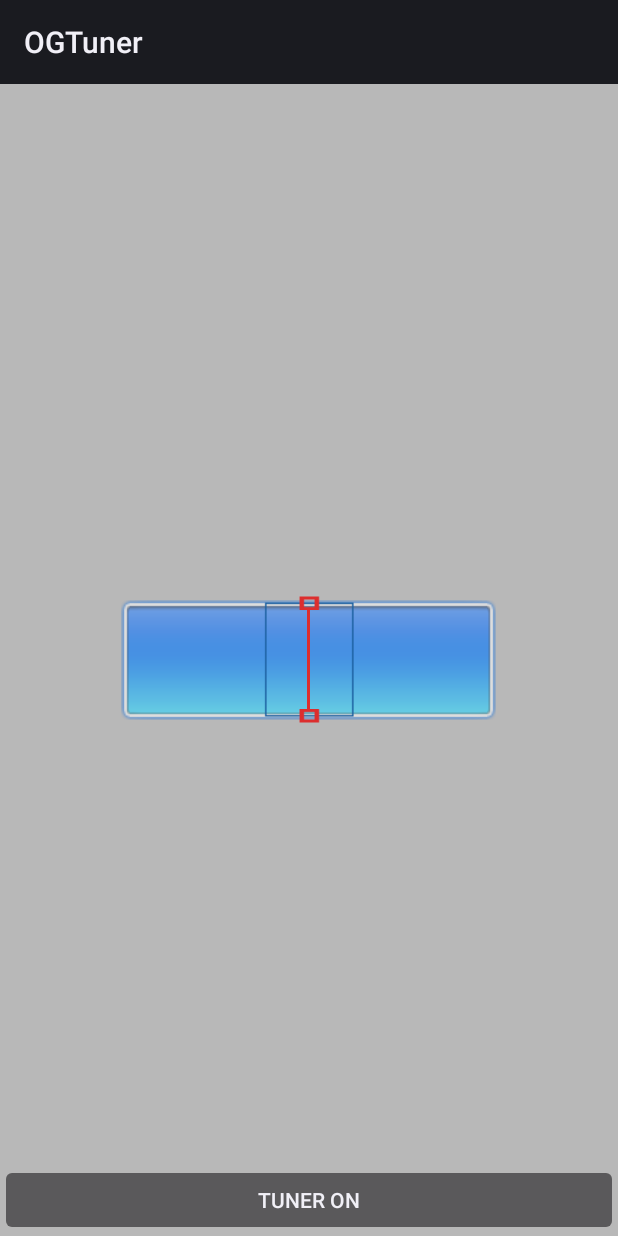
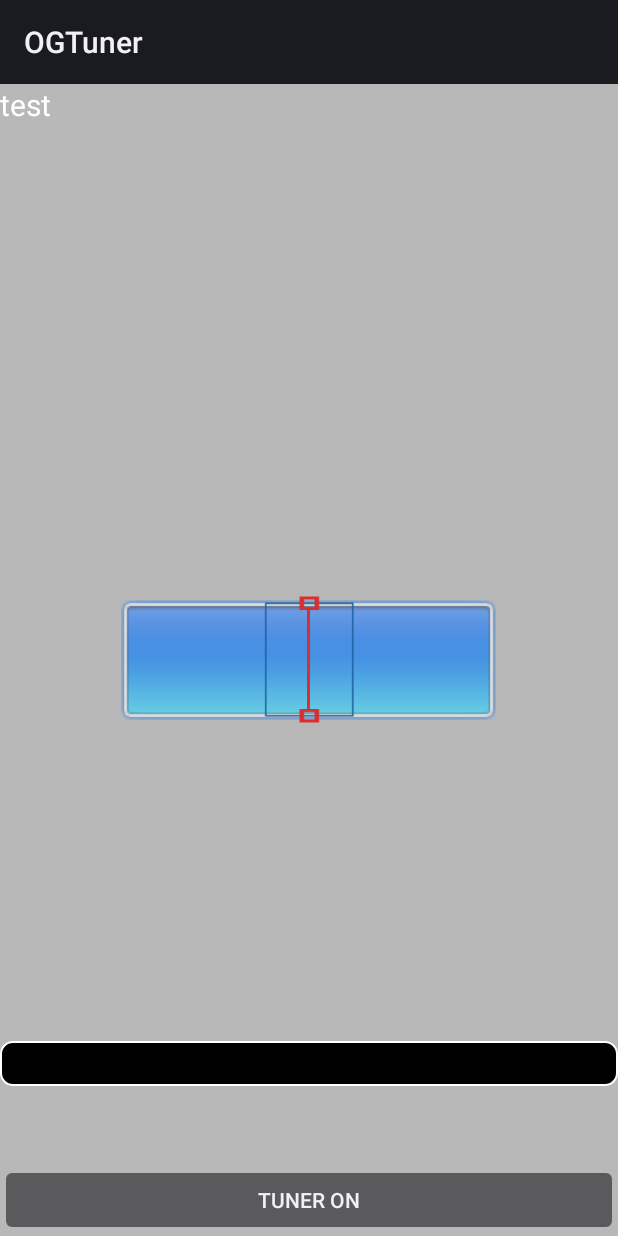
Before and after one commit to sw5813/pitchDetector, an Android app: the screen it shows after launch (Main), after a tap on "TUNER OFF", on a phone screen of 412 x 824 dp. Run offline under Robolectric (Android 15) with nearby library versions, the phone set to English and light mode, and no system bars; libraries missing offline, so code that uses them is left out: com.loopj.android; 1 other tap on this screen came first.

Commit message:
detect volume

```diff
--- a/app/build.gradle
+++ b/app/build.gradle
@@ -21,3 +21,16 @@ android {
         }
     }
 }
+
+// is this section necessary?
+repositories {
+    mavenCentral()
+    flatDir {
+        dirs 'libs'
+    }
+}
+
+dependencies {
+    compile fileTree(dir: 'libs', include: ['*.jar'])
+    compile 'com.loopj.android:android-async-http:1.4.6'
+}
--- a/app/src/main/java/com/jordanro/guitarweirdo/tuner/activities/Main.java
+++ b/app/src/main/java/com/jordanro/guitarweirdo/tuner/activities/Main.java
@@ -1,7 +1,13 @@
 package com.jordanro.guitarweirdo.tuner.activities;
 
 import android.app.Activity;
+import android.content.Context;
+import android.media.AudioFormat;
+import android.media.AudioManager;
+import android.media.AudioRecord;
+import android.media.MediaRecorder;
 import android.os.Bundle;
+import android.os.Environment;
 import android.os.Handler;
 import android.view.View;
 import android.view.animation.Animation;
@@ -11,6 +17,22 @@ import android.media.MediaPlayer;
 import com.jordanro.guitarweirdo.tuner.R;
 import com.jordanro.guitarweirdo.tuner.uiUtil.AnimationFactory;
 import com.jordanro.guitarweirdo.tuner.audioUtil.TunerEngine;
+import com.loopj.android.http.JsonHttpResponseHandler;
+import com.loopj.android.http.RequestParams;
+import android.text.format.Time;
+import android.widget.Toast;
+
+import org.json.JSONArray;
+import org.json.JSONException;
+import org.json.JSONObject;
+
+import java.io.BufferedOutputStream;
+import java.io.DataOutputStream;
+import java.io.File;
+import java.io.FileOutputStream;
+import java.io.IOException;
+import java.util.ArrayList;
+import java.util.List;
 
 /**
  * User: Yarden
@@ -33,11 +55,21 @@ public class Main extends Activity {
 	View animator;
     TextView leftV,centerV,rightV;
     boolean firstUpdate;
-    public static final int DEAFULT_TRANSFORM_DURATION = 150;
-    public static final int DEAFULT_ALPHA_DURATION = 70;
+    public static final int DEFAULT_TRANSFORM_DURATION = 150;
+    public static final int DEFAULT_ALPHA_DURATION = 70;
 
     Button toggleTuner;
     String tuner_on,tuner_off;
+
+    ArrayList<String> noteslist = new ArrayList<String>();
+
+    // Volume Detection
+    public static final int SAMPLE_RATE = 16000;
+
+    private AudioRecord mRecorder;
+    private File mRecording;
+    private short[] mBuffer;
+    private boolean mIsRecording = false;
 
 
     @Override
@@ -61,10 +93,15 @@ public class Main extends Activity {
             public void onClick(View view) {
                 toggleTunerState(start);
                 start = !start;
+                mIsRecording = !mIsRecording;
+                mRecorder.startRecording();
+                mRecording = getFile("raw");
+                startBufferedWrite(mRecording);
             }
+		});
 
-
-		});
+        // Volume Detection
+        initRecorder();
 
 	}
 
@@ -80,6 +117,14 @@ public class Main extends Activity {
             tuner.close();
         }
         super.onPause();
+    }
+
+    private void initRecorder() {
+        int bufferSize = AudioRecord.getMinBufferSize(SAMPLE_RATE, AudioFormat.CHANNEL_IN_MONO,
+                AudioFormat.ENCODING_PCM_16BIT);
+        mBuffer = new short[bufferSize];
+        mRecorder = new AudioRecord(MediaRecorder.AudioSource.MIC, SAMPLE_RATE, AudioFormat.CHANNEL_IN_MONO,
+                AudioFormat.ENCODING_PCM_16BIT, bufferSize);
     }
 
     int defaultColor;
@@ -115,13 +160,56 @@ public class Main extends Activity {
         }
 
     }
-    Animation fadeIn  = AnimationFactory.getAnimation(AnimationFactory.FADE_IN,DEAFULT_ALPHA_DURATION);
+    Animation fadeIn  = AnimationFactory.getAnimation(AnimationFactory.FADE_IN,DEFAULT_ALPHA_DURATION);
     Animation fadeIn50  = AnimationFactory.getAnimation(AnimationFactory.FADE_IN_50,300);
     Animation fadeOut  = AnimationFactory.getAnimation(AnimationFactory.FADE_OUT,10);
     Animation fadeOut50  = AnimationFactory.getAnimation(AnimationFactory.FADE_OUT_50,300);
     int previousOffset = 0;
     int currentFrameIndex = 1;
     int numFrames = 12;
+
+    private void sendToServer(String note) {
+        noteslist.add(note);
+        TextView notes = (TextView)findViewById(R.id.notes);
+        notes.setText(noteslist.toString());
+        // Create playlist with EchoNest Api
+        /*
+        RequestParams en_params = new RequestParams();
+        en_params.put("note", note);
+        EchoNestApi.get("song/search", en_params, new JsonHttpResponseHandler() {
+            @Override
+            public void onSuccess(int statusCode, Header[] headers, JSONObject response) {
+                super.onSuccess(statusCode, headers, response);
+
+                // extract names and artists from echonest
+                try {
+                    JSONArray songs = response.getJSONObject("response").getJSONArray("songs");
+                    for (int i = 0; i < songs.length(); i++) {
+                        JSONObject song = songs.getJSONObject(i);
+                        String[] potential_song = {song.get("title").toString(), song.get("artist_name").toString()};
+                        en_potential_songs.add(potential_song);
+                    }
+                } catch (JSONException e) {
+                    e.printStackTrace();
+                }
+
+                // Determine which of those songs are available on Spotify
+                for (int i = 0; i < en_potential_songs.size(); i++) {
+                    String title = en_potential_songs.get(i)[0];
+                    String artist = en_potential_songs.get(i)[1];
+                    checkSpotifyAvailability(title, artist);
+                }
+            }
+
+            @Override
+            public void onFailure(int statusCode, Header[] headers, String errorResponse, Throwable e) {
+                super.onFailure(statusCode, headers, errorResponse, e);
+                System.out.println("ECHONEST ERROR" + errorResponse);
+            }
+        });
+*/
+
+    }
 
     public void updateUI(double frequency){
 
@@ -152,7 +240,9 @@ public class Main extends Activity {
         else if(note < currentFrameIndex){
             currentFrameIndex = note;
         }
-        moveGauge(frameShift,offset);
+
+        sendToServer(NAME[currentFrameIndex]);
+        moveGauge(frameShift, offset);
     }
 
     TextView currentLayer;
@@ -208,4 +298,55 @@ public class Main extends Activity {
     private static void playIntro(android.content.Context context){
         MediaPlayer.create(context, R.raw.subbacultcha).start();
     }
+
+    private void startBufferedWrite(final File file) {
+        new Thread(new Runnable() {
+            @Override
+            public void run() {
+                DataOutputStream output = null;
+                try {
+                    output = new DataOutputStream(new BufferedOutputStream(new FileOutputStream(file)));
+                    while (mIsRecording) {
+                        double sum = 0;
+                        int readSize = mRecorder.read(mBuffer, 0, mBuffer.length);
+                        for (int i = 0; i < readSize; i++) {
+                            output.writeShort(mBuffer[i]);
+                            sum += mBuffer[i] * mBuffer[i];
+                        }
+                        if (readSize > 0) {
+                            final double amplitude = sum / readSize;
+                            if (amplitude > 3000000) {
+                                System.out.println(amplitude);
+                            }
+                        }
+                    }
+                } catch (IOException e) {
+                    Toast.makeText(Main.this, e.getMessage(), Toast.LENGTH_SHORT).show();
+                } finally {
+                    System.out.println(0);
+                    if (output != null) {
+                        try {
+                            output.flush();
+                        } catch (IOException e) {
+                            Toast.makeText(Main.this, e.getMessage(), Toast.LENGTH_SHORT)
+                                    .show();
+                        } finally {
+                            try {
+                                output.close();
+                            } catch (IOException e) {
+                                Toast.makeText(Main.this, e.getMessage(), Toast.LENGTH_SHORT)
+                                        .show();
+                            }
+                        }
+                    }
+                }
+            }
+        }).start();
+    }
+
+    private File getFile(final String suffix) {
+        Time time = new Time();
+        time.setToNow();
+        return new File(Environment.getExternalStorageDirectory(), time.format("%Y%m%d%H%M%S") + "." + suffix);
+    }
 }
--- /dev/null
+++ b/app/src/main/java/com/jordanro/guitarweirdo/tuner/api/ServerApi.java
@@ -0,0 +1,22 @@
+package com.jordanro.guitarweirdo.tuner.api;
+
+import com.loopj.android.http.AsyncHttpClient;
+import com.loopj.android.http.AsyncHttpResponseHandler;
+import com.loopj.android.http.RequestParams;
+
+/**
+ * Created by swu on 1/16/15.
+ */
+public class ServerApi {
+    private static final String BASE_URL = "http://SITE";
+
+    private static AsyncHttpClient client = new AsyncHttpClient();
+
+    public static void get(String url, RequestParams params, AsyncHttpResponseHandler responseHandler) {
+        client.get(getAbsoluteUrl(url), params, responseHandler);
+    }
+
+    private static String getAbsoluteUrl(String relativeUrl) {
+        return BASE_URL + relativeUrl;
+    }
+}
--- /dev/null
+++ b/app/src/main/res/drawable/progressbar.xml
@@ -0,0 +1,28 @@
+<layer-list xmlns:android="http://schemas.android.com/apk/res/android" >
+
+    <item android:id="@android:id/background">
+        <shape>
+            <corners android:radius="8dp" />
+
+            <gradient
+                android:endColor="#000000"
+                android:startColor="#000000" />
+
+            <stroke
+                android:width="1dp"
+                android:color="#FFFFFF" />
+        </shape>
+    </item>
+    <item android:id="@android:id/progress">
+        <clip>
+            <shape>
+                <corners android:radius="8dp" />
+
+                <gradient
+                    android:endColor="#FF0000"
+                    android:startColor="#00FF00" />
+            </shape>
+        </clip>
+    </item>
+
+</layer-list>
--- a/app/src/main/res/layout/main.xml
+++ b/app/src/main/res/layout/main.xml
@@ -59,4 +59,24 @@
         android:layout_centerVertical="true"
         android:layout_centerHorizontal="true"
     />
+    <LinearLayout
+        android:layout_width="match_parent"
+        android:layout_height="wrap_content">
+        <TextView
+            android:id="@+id/notes"
+            android:layout_width="match_parent"
+            android:layout_height="100dp"
+            android:textSize="20sp"
+            android:text="test"
+            android:textColor="#FFFFFF" />
+    </LinearLayout>
+    <ProgressBar
+        android:id="@+id/progressBar"
+        style="?android:attr/progressBarStyleHorizontal"
+        android:layout_width="match_parent"
+        android:layout_height="30dp"
+        android:layout_marginBottom="100dp"
+        android:layout_alignParentBottom="true"
+        android:max="4000"
+        android:progressDrawable="@drawable/progressbar" />
 </RelativeLayout>
```
Also changed, not shown: 22 other files.
